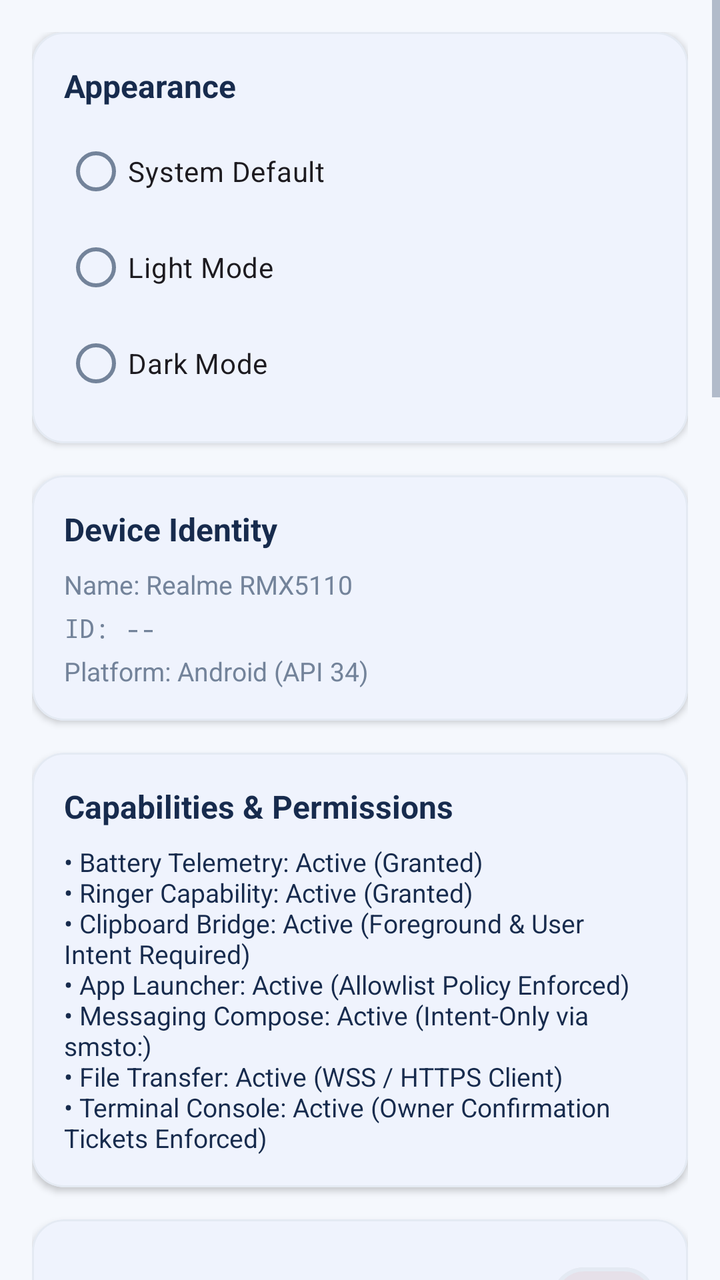
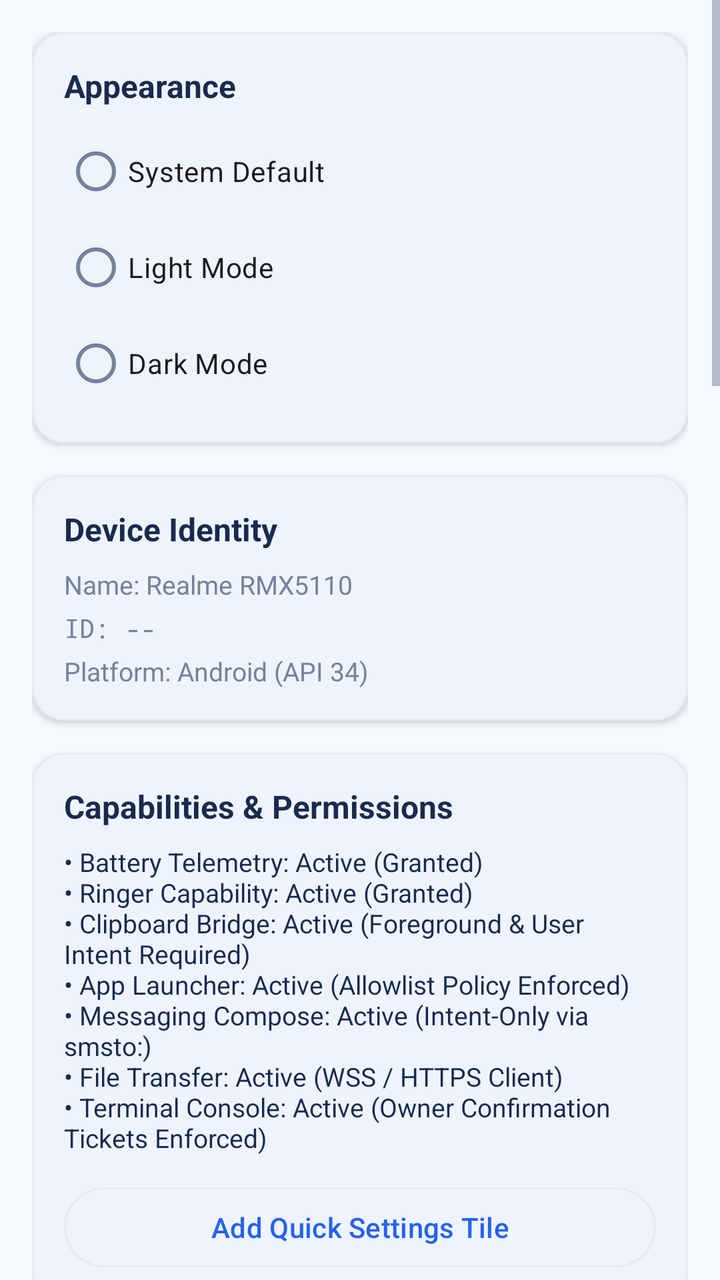

An Android layout rendered at two revisions. The XML below is the earlier revision; the diff shows what the commit changed to produce the second picture.
<!-- AndroidManifest.xml: application theme Theme.SNOW -->
<!-- res/layout/fragment_settings.xml -->
<?xml version="1.0" encoding="utf-8"?>
<ScrollView xmlns:android="http://schemas.android.com/apk/res/android"
    xmlns:app="http://schemas.android.com/apk/res-auto"
    android:layout_width="match_parent"
    android:layout_height="match_parent"
    android:background="@color/app_background"
    android:fillViewport="true">

    <LinearLayout
        android:layout_width="match_parent"
        android:layout_height="wrap_content"
        android:orientation="vertical"
        android:padding="16dp">

        
        <com.google.android.material.card.MaterialCardView
            android:layout_width="match_parent"
            android:layout_height="wrap_content"
            android:layout_marginBottom="16dp"
            app:cardCornerRadius="16dp"
            app:cardElevation="2dp"
            app:cardBackgroundColor="@color/card_surface"
            app:strokeColor="@color/card_border"
            app:strokeWidth="1dp">

            <LinearLayout
                android:layout_width="match_parent"
                android:layout_height="wrap_content"
                android:orientation="vertical"
                android:padding="16dp">

                <TextView
                    android:layout_width="match_parent"
                    android:layout_height="wrap_content"
                    android:textSize="16sp"
                    android:textStyle="bold"
                    android:textColor="@color/primary_text"
                    android:text="@string/title_appearance" />

                <RadioGroup
                    android:id="@+id/rg_theme"
                    android:layout_width="match_parent"
                    android:layout_height="wrap_content"
                    android:layout_marginTop="8dp">

                    <RadioButton
                        android:id="@+id/rb_theme_system"
                        android:layout_width="match_parent"
                        android:layout_height="wrap_content"
                        android:text="@string/theme_system" />

                    <RadioButton
                        android:id="@+id/rb_theme_light"
                        android:layout_width="match_parent"
                        android:layout_height="wrap_content"
                        android:text="@string/theme_light" />

                    <RadioButton
                        android:id="@+id/rb_theme_dark"
                        android:layout_width="match_parent"
                        android:layout_height="wrap_content"
                        android:text="@string/theme_dark" />
                </RadioGroup>

            </LinearLayout>
        </com.google.android.material.card.MaterialCardView>

        
        <com.google.android.material.card.MaterialCardView
            android:layout_width="match_parent"
            android:layout_height="wrap_content"
            android:layout_marginBottom="16dp"
            app:cardCornerRadius="16dp"
            app:cardElevation="2dp"
            app:cardBackgroundColor="@color/card_surface"
            app:strokeColor="@color/card_border"
            app:strokeWidth="1dp">

            <LinearLayout
                android:layout_width="match_parent"
                android:layout_height="wrap_content"
                android:orientation="vertical"
                android:padding="16dp">

                <TextView
                    android:layout_width="match_parent"
                    android:layout_height="wrap_content"
                    android:textSize="16sp"
                    android:textStyle="bold"
                    android:textColor="@color/primary_text"
                    android:text="@string/title_device_identity" />

                <TextView
                    android:id="@+id/tv_device_name"
                    android:layout_width="match_parent"
                    android:layout_height="wrap_content"
                    android:layout_marginTop="8dp"
                    android:textSize="13sp"
                    android:textColor="@color/secondary_text"
                    android:text="Name: Realme RMX5110" />

                <TextView
                    android:id="@+id/tv_device_id"
                    android:layout_width="match_parent"
                    android:layout_height="wrap_content"
                    android:layout_marginTop="4dp"
                    android:textSize="13sp"
                    android:fontFamily="monospace"
                    android:textColor="@color/secondary_text"
                    android:text="ID: --" />

                <TextView
                    android:layout_width="match_parent"
                    android:layout_height="wrap_content"
                    android:layout_marginTop="4dp"
                    android:textSize="13sp"
                    android:textColor="@color/secondary_text"
                    android:text="Platform: Android (API 34)" />

            </LinearLayout>
        </com.google.android.material.card.MaterialCardView>

        
        <com.google.android.material.card.MaterialCardView
            android:layout_width="match_parent"
            android:layout_height="wrap_content"
            android:layout_marginBottom="16dp"
            app:cardCornerRadius="16dp"
            app:cardElevation="2dp"
            app:cardBackgroundColor="@color/card_surface"
            app:strokeColor="@color/card_border"
            app:strokeWidth="1dp">

            <LinearLayout
                android:layout_width="match_parent"
                android:layout_height="wrap_content"
                android:orientation="vertical"
                android:padding="16dp">

                <TextView
                    android:layout_width="match_parent"
                    android:layout_height="wrap_content"
                    android:textSize="16sp"
                    android:textStyle="bold"
                    android:textColor="@color/primary_text"
                    android:text="@string/title_manifest_permissions" />

                <TextView
                    android:layout_width="match_parent"
                    android:layout_height="wrap_content"
                    android:layout_marginTop="8dp"
                    android:textSize="13sp"
                    android:textColor="@color/primary_text"
                    android:text="• Battery Telemetry: Active (Granted)\n• Ringer Capability: Active (Granted)\n• Clipboard Bridge: Active (Foreground &amp; User Intent Required)\n• App Launcher: Active (Allowlist Policy Enforced)\n• Messaging Compose: Active (Intent-Only via smsto:)\n• File Transfer: Active (WSS / HTTPS Client)\n• Terminal Console: Active (Owner Confirmation Tickets Enforced)" />

            </LinearLayout>
        </com.google.android.material.card.MaterialCardView>

        
        <com.google.android.material.card.MaterialCardView
            android:layout_width="match_parent"
            android:layout_height="wrap_content"
            android:layout_marginBottom="16dp"
            app:cardCornerRadius="16dp"
            app:cardElevation="2dp"
            app:cardBackgroundColor="@color/card_surface"
            app:strokeColor="@color/card_border"
            app:strokeWidth="1dp">

            <LinearLayout
                android:layout_width="match_parent"
                android:layout_height="wrap_content"
                android:orientation="vertical"
                android:padding="16dp">

                <LinearLayout
                    android:layout_width="match_parent"
                    android:layout_height="wrap_content"
                    android:gravity="center_vertical"
                    android:orientation="horizontal">

                    <TextView
                        android:layout_width="0dp"
                        android:layout_height="wrap_content"
                        android:layout_weight="1"
                        android:textSize="16sp"
                        android:textStyle="bold"
                        android:textColor="@color/primary_text"
                        android:text="Remote Relay (Optional)" />

                    <com.google.android.material.materialswitch.MaterialSwitch
                        android:id="@+id/sw_remote_relay"
                        android:layout_width="wrap_content"
                        android:layout_height="wrap_content" />
                </LinearLayout>

                <TextView
                    android:layout_width="match_parent"
                    android:layout_height="wrap_content"
                    android:layout_marginTop="4dp"
                    android:textSize="12sp"
                    android:textColor="@color/secondary_text"
                    android:text="Direct TLS 1.3 MemoryBIO fallback tunnel when off local Wi-Fi. (Default: Off, 25 MiB max frame, 100 MiB/hr quota)." />

                <com.google.android.material.textfield.TextInputLayout
                    android:id="@+id/til_remote_relay_endpoint"
                    android:layout_width="match_parent"
                    android:layout_height="wrap_content"
                    android:layout_marginTop="8dp"
                    app:boxBackgroundMode="outline"
                    app:boxCornerRadiusTopStart="12dp"
                    app:boxCornerRadiusTopEnd="12dp"
                    app:boxCornerRadiusBottomStart="12dp"
                    app:boxCornerRadiusBottomEnd="12dp">

                    <com.google.android.material.textfield.TextInputEditText
                        android:id="@+id/et_remote_relay_endpoint"
                        android:layout_width="match_parent"
                        android:layout_height="wrap_content"
                        android:hint="wss://example.com:8770/v1/tunnel"
                        android:textSize="13sp"
                        android:fontFamily="monospace"
                        android:inputType="textUri" />
                </com.google.android.material.textfield.TextInputLayout>

                <TextView
                    android:id="@+id/tv_remote_relay_status"
                    android:layout_width="match_parent"
                    android:layout_height="wrap_content"
                    android:layout_marginTop="6dp"
                    android:textSize="12sp"
                    android:textColor="@color/secondary_text"
                    android:text="Status: Disabled (Local-Only Mode)" />

                <com.google.android.material.button.MaterialButton
                    android:id="@+id/btn_save_remote_relay"
                    android:layout_width="match_parent"
                    android:layout_height="wrap_content"
                    android:layout_marginTop="8dp"
                    android:text="Apply Relay Configuration"
                    style="@style/Widget.Material3.Button.TonalButton" />

            </LinearLayout>
        </com.google.android.material.card.MaterialCardView>

        
        <com.google.android.material.card.MaterialCardView
            android:layout_width="match_parent"
            android:layout_height="wrap_content"
            android:layout_marginBottom="16dp"
            app:cardCornerRadius="16dp"
            app:cardElevation="2dp"
            app:cardBackgroundColor="@color/card_surface"
            app:strokeColor="@color/card_border"
            app:strokeWidth="1dp">

            <LinearLayout
                android:layout_width="match_parent"
                android:layout_height="wrap_content"
                android:orientation="vertical"
                android:padding="16dp">

                <TextView
                    android:layout_width="match_parent"
                    android:layout_height="wrap_content"
                    android:textSize="16sp"
                    android:textStyle="bold"
                    android:textColor="@color/primary_text"
                    android:text="Notification Sync Access" />

                <TextView
                    android:id="@+id/tv_notification_access_status"
                    android:layout_width="match_parent"
                    android:layout_height="wrap_content"
                    android:layout_marginTop="6dp"
                    android:textSize="13sp"
                    android:textColor="@color/secondary_text"
                    android:text="Status: Checking..." />

                <TextView
                    android:layout_width="match_parent"
                    android:layout_height="wrap_content"
                    android:layout_marginTop="4dp"
                    android:textSize="12sp"
                    android:textColor="@color/secondary_text"
                    android:text="Permits SNOW to mirror non-sensitive incoming notifications to your paired PC. Sensitive banking, OTP, and 2FA apps are strictly excluded." />

                <com.google.android.material.button.MaterialButton
                    android:id="@+id/btn_grant_notification_access"
                    android:layout_width="match_parent"
                    android:layout_height="wrap_content"
                    android:layout_marginTop="12dp"
                    android:text="Grant Notification Access"
                    style="@style/Widget.Material3.Button.TonalButton" />

            </LinearLayout>
        </com.google.android.material.card.MaterialCardView>

        
        <com.google.android.material.card.MaterialCardView
            android:layout_width="match_parent"
            android:layout_height="wrap_content"
            android:layout_marginBottom="16dp"
            app:cardCornerRadius="16dp"
            app:cardElevation="2dp"
            app:cardBackgroundColor="@color/card_surface"
            app:strokeColor="@color/card_border"
            app:strokeWidth="1dp">

            <LinearLayout
                android:layout_width="match_parent"
                android:layout_height="wrap_content"
                android:orientation="vertical"
                android:padding="16dp">

                <TextView
                    android:layout_width="match_parent"
                    android:layout_height="wrap_content"
                    android:textSize="16sp"
                    android:textStyle="bold"
                    android:textColor="@color/primary_text"
                    android:text="Full Phone Storage Access" />

                <TextView
                    android:id="@+id/tv_storage_access_status"
                    android:layout_width="match_parent"
                    android:layout_height="wrap_content"
                    android:layout_marginTop="6dp"
                    android:textSize="13sp"
                    android:textColor="@color/secondary_text"
                    android:text="Status: Checking..." />

                <TextView
                    android:layout_width="match_parent"
                    android:layout_height="wrap_content"
                    android:layout_marginTop="4dp"
                    android:textSize="12sp"
                    android:textColor="@color/secondary_text"
                    android:text="Permits your paired PC to browse and download from shared internal storage (Download, DCIM, Documents, Pictures, etc.). Private app data (Android/data) remains protected by Android OS." />

                <com.google.android.material.button.MaterialButton
                    android:id="@+id/btn_grant_storage_access"
                    android:layout_width="match_parent"
                    android:layout_height="wrap_content"
                    android:layout_marginTop="12dp"
                    android:text="Manage Storage Access"
                    style="@style/Widget.Material3.Button.TonalButton" />

            </LinearLayout>
        </com.google.android.material.card.MaterialCardView>

        
        <com.google.android.material.card.MaterialCardView
            android:layout_width="match_parent"
            android:layout_height="wrap_content"
            android:layout_marginBottom="16dp"
            app:cardCornerRadius="16dp"
            app:cardElevation="2dp"
            app:cardBackgroundColor="@color/card_surface"
            app:strokeColor="@color/card_border"
            app:strokeWidth="1dp">

            <LinearLayout
                android:layout_width="match_parent"
                android:layout_height="wrap_content"
                android:orientation="vertical"
                android:padding="16dp">

                <TextView
                    android:layout_width="match_parent"
                    android:layout_height="wrap_content"
                    android:textSize="16sp"
                    android:textStyle="bold"
                    android:textColor="@color/primary_text"
                    android:text="Trust &amp; Pairing Management" />

                <TextView
                    android:layout_width="match_parent"
                    android:layout_height="wrap_content"
                    android:layout_marginTop="4dp"
                    android:textSize="12sp"
                    android:textColor="@color/secondary_text"
                    android:text="Manage authenticated desktop relationships and cryptographic pins." />

                <LinearLayout
                    android:layout_width="match_parent"
                    android:layout_height="wrap_content"
                    android:layout_marginTop="12dp"
                    android:orientation="horizontal">

                    <com.google.android.material.button.MaterialButton
                        android:id="@+id/btn_unpair_settings"
                        android:layout_width="0dp"
                        android:layout_height="wrap_content"
                        android:layout_weight="1"
                        android:layout_marginEnd="4dp"
                        android:text="Unpair Desktop"
                        style="@style/Widget.Material3.Button.OutlinedButton" />

                    <com.google.android.material.button.MaterialButton
                        android:id="@+id/btn_reset_trust_settings"
                        android:layout_width="0dp"
                        android:layout_height="wrap_content"
                        android:layout_weight="1"
                        android:layout_marginStart="4dp"
                        android:text="Reset Trust"
                        style="@style/Widget.Material3.Button.TonalButton" />
                </LinearLayout>

            </LinearLayout>
        </com.google.android.material.card.MaterialCardView>

        
        <com.google.android.material.card.MaterialCardView
            android:layout_width="match_parent"
            android:layout_height="wrap_content"
            android:layout_marginBottom="16dp"
            app:cardCornerRadius="16dp"
            app:cardElevation="2dp"
            app:cardBackgroundColor="@color/card_surface"
            app:strokeColor="@color/card_border"
            app:strokeWidth="1dp">

            <LinearLayout
                android:layout_width="match_parent"
                android:layout_height="wrap_content"
                android:orientation="vertical"
                android:padding="16dp">

                <LinearLayout
                    android:layout_width="match_parent"
                    android:layout_height="wrap_content"
                    android:gravity="center_vertical"
                    android:orientation="horizontal">

                    <TextView
                        android:layout_width="0dp"
                        android:layout_height="wrap_content"
                        android:layout_weight="1"
                        android:textSize="16sp"
                        android:textStyle="bold"
                        android:textColor="@color/primary_text"
                        android:text="Direct Phone-to-Phone Host Mode" />

                    <com.google.android.material.materialswitch.MaterialSwitch
                        android:id="@+id/sw_peer_host_mode"
                        android:layout_width="wrap_content"
                        android:layout_height="wrap_content" />
                </LinearLayout>

                <TextView
                    android:layout_width="match_parent"
                    android:layout_height="wrap_content"
                    android:layout_marginTop="6dp"
                    android:textSize="12sp"
                    android:textColor="@color/secondary_text"
                    android:text="Starts an authenticated local peer-host WebSocket endpoint on this device to allow direct phone-to-phone capability sharing. Default is OFF." />

                <TextView
                    android:id="@+id/tv_peer_host_status"
                    android:layout_width="match_parent"
                    android:layout_height="wrap_content"
                    android:layout_marginTop="8dp"
                    android:textSize="13sp"
                    android:textColor="@color/secondary_text"
                    android:text="Status: OFF" />

                <TextView
                    android:id="@+id/tv_peer_host_endpoint"
                    android:layout_width="match_parent"
                    android:layout_height="wrap_content"
                    android:layout_marginTop="4dp"
                    android:textSize="13sp"
                    android:textColor="@color/secondary_text"
                    android:text="Endpoint: --" />

                <TextView
                    android:id="@+id/tv_peer_host_connections"
                    android:layout_width="match_parent"
                    android:layout_height="wrap_content"
                    android:layout_marginTop="4dp"
                    android:textSize="13sp"
                    android:textColor="@color/secondary_text"
                    android:text="Connected Peers: 0" />

                <LinearLayout
                    android:layout_width="match_parent"
                    android:layout_height="wrap_content"
                    android:layout_marginTop="12dp"
                    android:gravity="center_vertical"
                    android:orientation="horizontal">

                    <com.google.android.material.button.MaterialButton
                        android:id="@+id/btn_generate_peer_pin"
                        android:layout_width="wrap_content"
                        android:layout_height="wrap_content"
                        android:text="Generate 6-Digit PIN"
                        android:enabled="false"
                        style="@style/Widget.Material3.Button.TonalButton" />

                    <LinearLayout
                        android:layout_width="0dp"
                        android:layout_height="wrap_content"
                        android:layout_weight="1"
                        android:layout_marginStart="12dp"
                        android:orientation="vertical">

                        <TextView
                            android:id="@+id/tv_peer_host_pin"
                            android:layout_width="wrap_content"
                            android:layout_height="wrap_content"
                            android:textSize="15sp"
                            android:textStyle="bold"
                            android:fontFamily="monospace"
                            android:textColor="@color/primary_text"
                            android:visibility="gone"
                            android:text="PIN: ------" />

                        <TextView
                            android:id="@+id/tv_peer_host_pin_expiry"
                            android:layout_width="wrap_content"
                            android:layout_height="wrap_content"
                            android:textSize="11sp"
                            android:textColor="@color/secondary_text"
                            android:visibility="gone"
                            android:text="Validity: 5 minutes" />
                    </LinearLayout>
                </LinearLayout>

                <com.google.android.material.button.MaterialButton
                    android:id="@+id/btn_stop_peer_host"
                    android:layout_width="match_parent"
                    android:layout_height="wrap_content"
                    android:layout_marginTop="8dp"
                    android:text="Stop Host Mode"
                    android:visibility="gone"
                    style="@style/Widget.Material3.Button.OutlinedButton" />

            </LinearLayout>
        </com.google.android.material.card.MaterialCardView>

        
        <com.google.android.material.card.MaterialCardView
            android:layout_width="match_parent"
            android:layout_height="wrap_content"
            android:layout_marginBottom="16dp"
            app:cardCornerRadius="16dp"
            app:cardElevation="2dp"
            app:cardBackgroundColor="@color/card_surface"
            app:strokeColor="@color/card_border"
            app:strokeWidth="1dp">

            <LinearLayout
                android:layout_width="match_parent"
                android:layout_height="wrap_content"
                android:orientation="vertical"
                android:padding="16dp">

                <LinearLayout
                    android:layout_width="match_parent"
                    android:layout_height="wrap_content"
                    android:gravity="center_vertical"
                    android:orientation="horizontal">

                    <TextView
                        android:layout_width="0dp"
                        android:layout_height="wrap_content"
                        android:layout_weight="1"
                        android:textSize="16sp"
                        android:textStyle="bold"
                        android:textColor="@color/primary_text"
                        android:text="@string/title_diagnostics" />

                    <com.google.android.material.button.MaterialButton
                        android:id="@+id/btn_clear_diagnostics"
                        android:layout_width="wrap_content"
                        android:layout_height="wrap_content"
                        android:text="Clear"
                        style="@style/Widget.Material3.Button.TextButton" />
                </LinearLayout>

                <ScrollView
                    android:layout_width="match_parent"
                    android:layout_height="180dp"
                    android:layout_marginTop="8dp"
                    android:background="@drawable/bg_input_field"
                    android:padding="8dp">

                    <TextView
                        android:id="@+id/tv_diagnostics_log"
                        android:layout_width="match_parent"
                        android:layout_height="wrap_content"
                        android:fontFamily="monospace"
                        android:textSize="11sp"
                        android:textColor="@color/log_text"
                        android:textIsSelectable="true"
                        android:text="No diagnostic logs yet." />
                </ScrollView>

            </LinearLayout>
        </com.google.android.material.card.MaterialCardView>

    </LinearLayout>
</ScrollView>
<!-- resources referenced by this layout -->
<resources>
  <color name="app_background">#F5F8FD</color>
  <color name="card_border">#E4EAF3</color>
  <color name="card_surface">#FFFFFF</color>
  <color name="log_text">#172B4D</color>
  <color name="primary_text">#172B4D</color>
  <color name="secondary_text">#73839A</color>
  <!-- drawable bg_input_field (drawable) -->
  <?xml version="1.0" encoding="utf-8"?>
  <shape xmlns:android="http://schemas.android.com/apk/res/android"
      android:shape="rectangle">
      <solid android:color="@color/input_background" />
      <stroke
          android:width="1dp"
          android:color="@color/input_border" />
      <corners android:radius="12dp" />
  </shape>
  <string name="theme_dark">Dark Mode</string>
  <string name="theme_light">Light Mode</string>
  <string name="theme_system">System Default</string>
  <string name="title_appearance">Appearance</string>
  <string name="title_device_identity">Device Identity</string>
  <string name="title_diagnostics">Developer Diagnostics</string>
  <string name="title_manifest_permissions">Capabilities &amp; Permissions</string>
  <style name="Theme.SNOW" parent="Theme.Material3.DayNight.NoActionBar">
          
          <item name="colorPrimary">@color/primary_blue</item>
          <item name="colorOnPrimary">@color/card_surface</item>
          <item name="colorPrimaryContainer">@color/soft_blue_surface</item>
          <item name="colorOnPrimaryContainer">@color/primary_blue</item>
  
          <item name="colorSecondary">@color/secondary_cyan</item>
          <item name="colorOnSecondary">@color/card_surface</item>
          <item name="colorSecondaryContainer">@color/soft_blue_surface</item>
          <item name="colorOnSecondaryContainer">@color/primary_text</item>
  
          <item name="colorSurface">@color/card_surface</item>
          <item name="colorOnSurface">@color/primary_text</item>
          <item name="colorSurfaceVariant">@color/app_background</item>
          <item name="colorOnSurfaceVariant">@color/secondary_text</item>
          <item name="colorOutline">@color/card_border</item>
          <item name="colorOutlineVariant">@color/input_border</item>
  
          
          <item name="android:windowBackground">@color/app_background</item>
          <item name="android:statusBarColor">@color/app_background</item>
          <item name="android:navigationBarColor">@color/app_background</item>
          <item name="android:textColorPrimary">@color/primary_text</item>
          <item name="android:textColorSecondary">@color/secondary_text</item>
  
          
          <item name="bottomNavigationStyle">@style/Widget.SNOW.BottomNavigationView</item>
      </style>
  <color name="input_background">#F8FAFC</color>
  <color name="input_border">#E2E8F0</color>
  <color name="primary_blue">#2563EB</color>
  <color name="soft_blue_surface">#DBEAFE</color>
  <color name="secondary_cyan">#06B6D4</color>
  <style name="Widget.SNOW.BottomNavigationView" parent="Widget.Material3.BottomNavigationView">
          <item name="itemIconTint">@color/nav_item_color</item>
          <item name="itemTextColor">@color/nav_item_color</item>
          <item name="itemActiveIndicatorStyle">@style/Widget.SNOW.BottomNavIndicator</item>
      </style>
  <style name="Widget.SNOW.BottomNavIndicator" parent="Widget.Material3.BottomNavigationView.ActiveIndicator">
          <item name="android:color">@color/soft_blue_surface</item>
      </style>
</resources>

<!-- the commit's change to res/layout/fragment_settings.xml (unified diff, before → after) -->
@@ -146,12 +146,21 @@
                     android:text="@string/title_manifest_permissions" />
 
                 <TextView
+                    android:id="@+id/tv_permissions_checklist"
                     android:layout_width="match_parent"
                     android:layout_height="wrap_content"
                     android:layout_marginTop="8dp"
                     android:textSize="13sp"
                     android:textColor="@color/primary_text"
                     android:text="• Battery Telemetry: Active (Granted)\n• Ringer Capability: Active (Granted)\n• Clipboard Bridge: Active (Foreground &amp; User Intent Required)\n• App Launcher: Active (Allowlist Policy Enforced)\n• Messaging Compose: Active (Intent-Only via smsto:)\n• File Transfer: Active (WSS / HTTPS Client)\n• Terminal Console: Active (Owner Confirmation Tickets Enforced)" />
+
+                <com.google.android.material.button.MaterialButton
+                    android:id="@+id/btn_add_qs_tile"
+                    android:layout_width="match_parent"
+                    android:layout_height="wrap_content"
+                    android:layout_marginTop="12dp"
+                    android:text="Add Quick Settings Tile"
+                    style="@style/Widget.Material3.Button.OutlinedButton" />
 
             </LinearLayout>
         </com.google.android.material.card.MaterialCardView>
